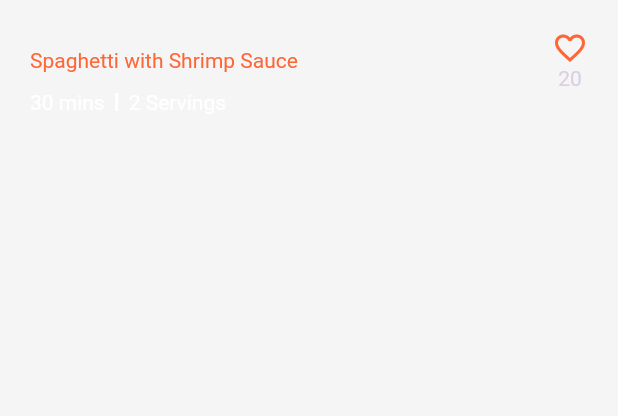
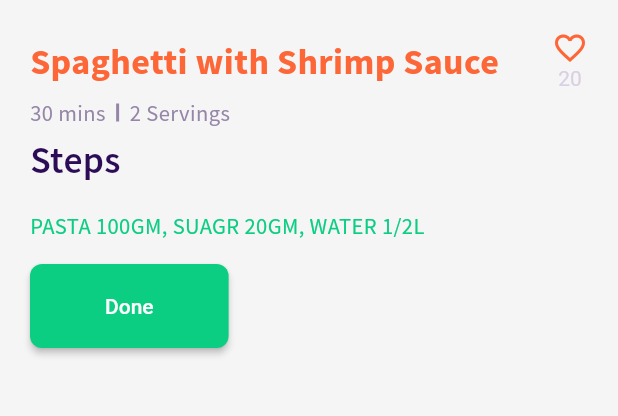
Before and after one commit to SamraBisrat/bet-yaferaw, a Flutter app: the RecipeDetail screen opened directly, on a phone screen of 412 x 824 dp, the part 412-828 px from its top. Run offline on Flutter 3.47's test engine with Material 2 defaults, Android fonts, the phone set to English and light mode, and no system bars; our stand-ins replace flutter_svg.

Commit message:
recipe detail page

```diff
--- a/lib/Components/RecipeDetailComponent/recipe_detail.dart
+++ b/lib/Components/RecipeDetailComponent/recipe_detail.dart
@@ -1,4 +1,7 @@
+import 'dart:ui';
+
 import 'package:bet_yaferaw/Provider/MasterProvider.dart';
+import 'package:bet_yaferaw/theme/app_theme.dart';
 import 'package:flutter/material.dart';
 import 'package:provider/provider.dart';
 
@@ -28,6 +31,7 @@ class _RecipeDetailState extends State<RecipeDetail> {
             color: Color(0xffF6F5F5),
             padding: EdgeInsets.all(20),
             child: Column(
+              crossAxisAlignment: CrossAxisAlignment.start,
               children: [
                 Row(
                   mainAxisAlignment: MainAxisAlignment.spaceBetween,
@@ -35,10 +39,8 @@ class _RecipeDetailState extends State<RecipeDetail> {
                     Wrap(children: [
                       Text(
                         "Spaghetti with Shrimp Sauce",
-                        style: TextStyle(
-                          color: Color(0xffFD6637),
-                        ),
-                      )
+                        style: AppTheme.headline,
+                      ),
                     ]),
                     Column(children: [
                       Consumer<MasterProvider>(
@@ -69,33 +71,46 @@ class _RecipeDetailState extends State<RecipeDetail> {
                 ),
                 Row(
                   children: [
-                    Text(
-                      "30 mins",
-                      style: TextStyle(
-                        color: Colors.white,
-                      ),
-                    ),
+                    Text("30 mins", style: AppTheme.normaltext),
                     Container(
                         height: 12,
                         child: VerticalDivider(
-                          thickness: 2,
-                          color: Colors.white,
-                        )),
+                            thickness: 2, color: AppTheme.textSecondary)),
+                    SizedBox(height: 30),
                     Text(
                       "2 Servings",
-                      style: TextStyle(
-                        color: Colors.white,
-                      ),
+                      style: AppTheme.normaltext,
                     ),
                   ],
                 ),
+                Text(
+                  "Steps",
+                  style: AppTheme.header,
+                  textAlign: TextAlign.left,
+                ),
+                SizedBox(height: 20),
+                Wrap(children: [
+                  Text(
+                    "PASTA 100GM, SUAGR 20GM, WATER 1/2L".toUpperCase(),
+                    style: AppTheme.regularGreen,
+                  ),
+                ]),
                 Wrap(children: [Text("")]),
-                MaterialButton(onPressed: () {
-                  Text(
-                    "Done",
-                    textAlign: TextAlign.center,
-                  );
-                })
+                ElevatedButton(
+                    onPressed: () {},
+                    child: Text("Done",
+                        textAlign: TextAlign.center,
+                        style: TextStyle(color: Colors.white)),
+                    style: ButtonStyle(
+                        padding: MaterialStateProperty.all<EdgeInsetsGeometry>(
+                            EdgeInsets.fromLTRB(50, 20, 50, 20)),
+                        alignment: Alignment.center,
+                        backgroundColor: MaterialStateProperty.all<Color>(
+                            AppTheme.buttonSecondary),
+                        shape:
+                            MaterialStateProperty.all<RoundedRectangleBorder>(
+                                RoundedRectangleBorder(
+                                    borderRadius: BorderRadius.circular(8)))))
               ],
             ),
           )
--- a/lib/theme/app_theme.dart
+++ b/lib/theme/app_theme.dart
@@ -7,6 +7,7 @@ class AppTheme {
   static const Color lightGrey = Color(0xFFC4C4C4);
   static const Color buttonSecondary = Color(0xFF0BCE83);
   static const Color textSecondary = Color(0xFF9586A8);
+  static const Color strongPurple = Color(0xFF2D0C57);
 
   static const String fontName = 'SourceSansPro';
 
@@ -21,4 +22,25 @@ class AppTheme {
     letterSpacing: 0.27,
     color: primaryColor,
   );
+  static const TextStyle normaltext = TextStyle(
+    fontFamily: fontName,
+    fontWeight: FontWeight.normal,
+    fontSize: 15,
+    letterSpacing: 0.27,
+    color: textSecondary,
+  );
+  static const TextStyle header = TextStyle(
+    fontFamily: fontName,
+    fontWeight: FontWeight.w600,
+    fontSize: 25,
+    letterSpacing: 0.27,
+    color: strongPurple,
+  );
+  static const TextStyle regularGreen = TextStyle(
+    fontFamily: fontName,
+    fontWeight: FontWeight.normal,
+    fontSize: 15,
+    letterSpacing: 0.27,
+    color: buttonSecondary,
+  );
 }
```
